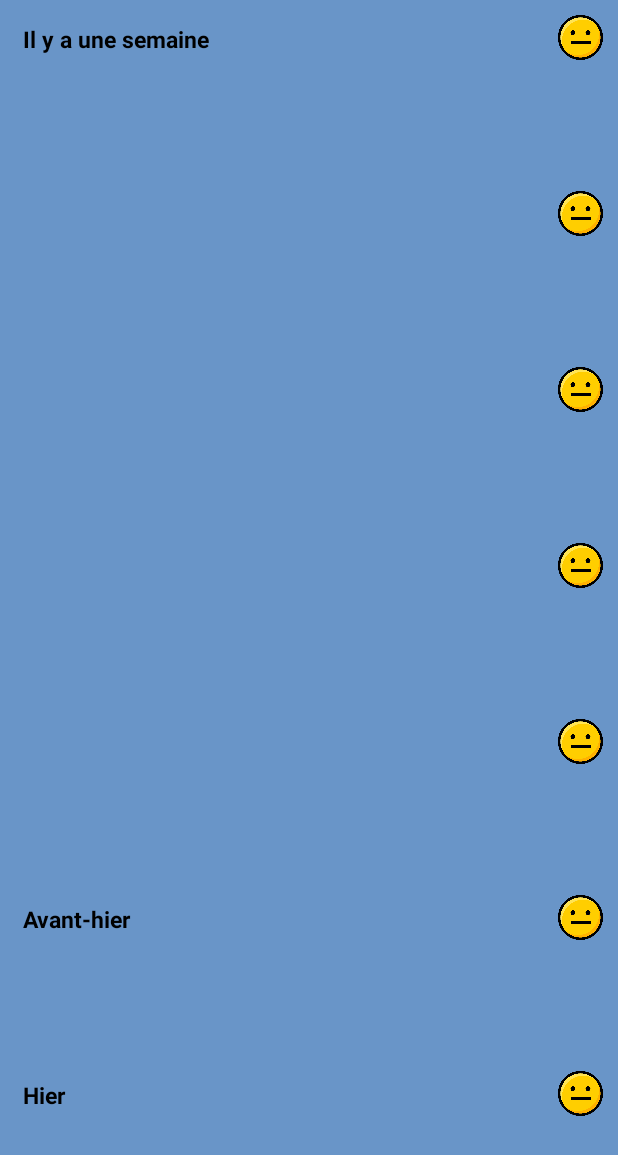
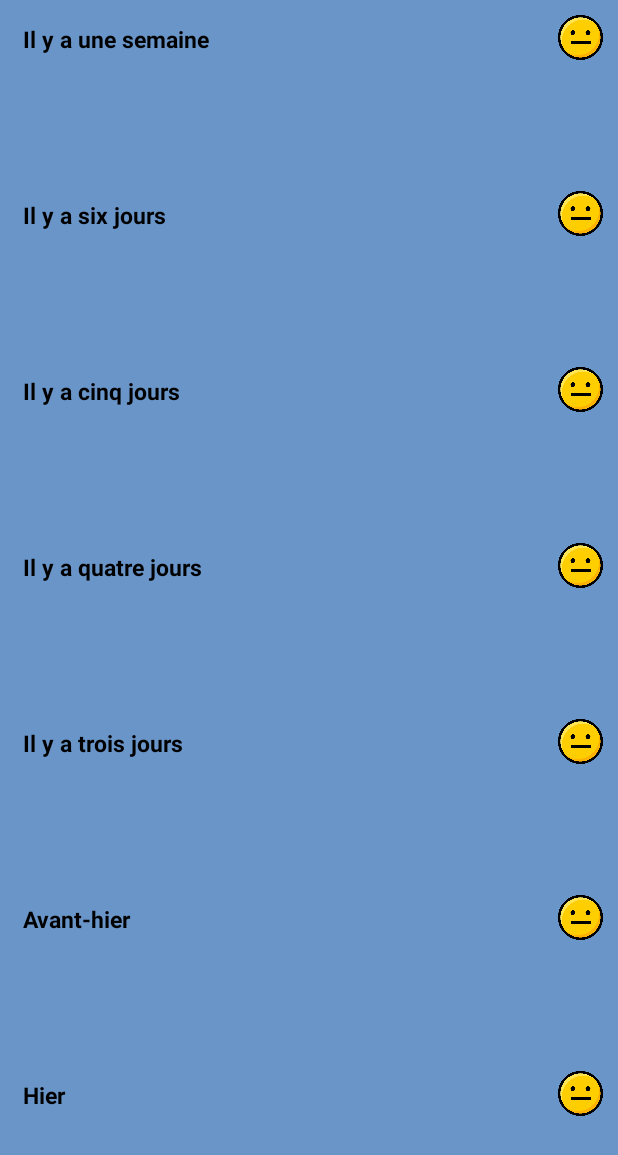
Before and after one commit to Taiviv/MoodTracker, an Android app: the HistoryActivity screen opened directly, with no data from a screen before it, on a phone screen of 412 x 824 dp. Shown: the top 1155 px of the screen. Run offline under Robolectric (Android 15) with nearby library versions, the phone set to English and light mode, and no system bars.

Commit message:
Change strings.xml

```diff
--- a/app/src/main/res/values/strings.xml
+++ b/app/src/main/res/values/strings.xml
@@ -5,7 +5,10 @@
     <string name="toast_text">toast</string>
 
     <string name="history_date_week">Il y a une semaine</string>
-    <string name="history_date_days">Il y a %1$d jours</string>
+    <string name="history_date_six_days">Il y a six jours</string>
+    <string name="history_date_five_days">Il y a cinq jours</string>
+    <string name="history_date_four_days">Il y a quatre jours</string>
+    <string name="history_date_three_days">Il y a trois jours</string>
     <string name="history_date_two_days">Avant-hier</string>
     <string name="history_date_yesterday">Hier</string>
     <string name="history_date_today">Aujourd\'hui</string>
```
